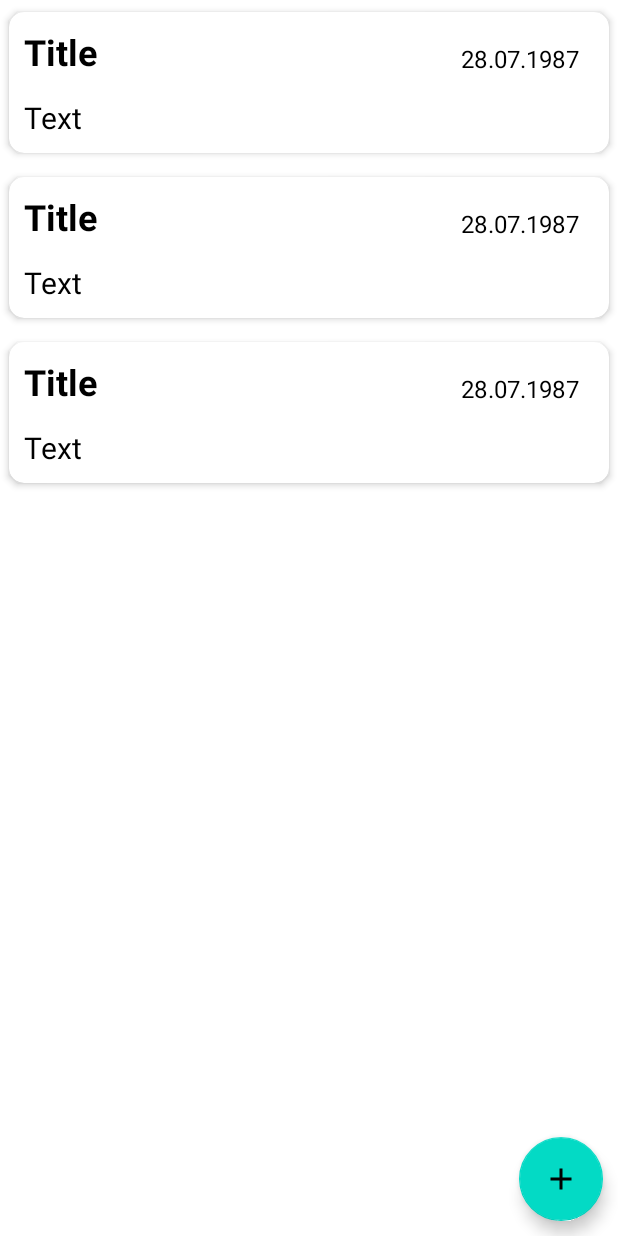
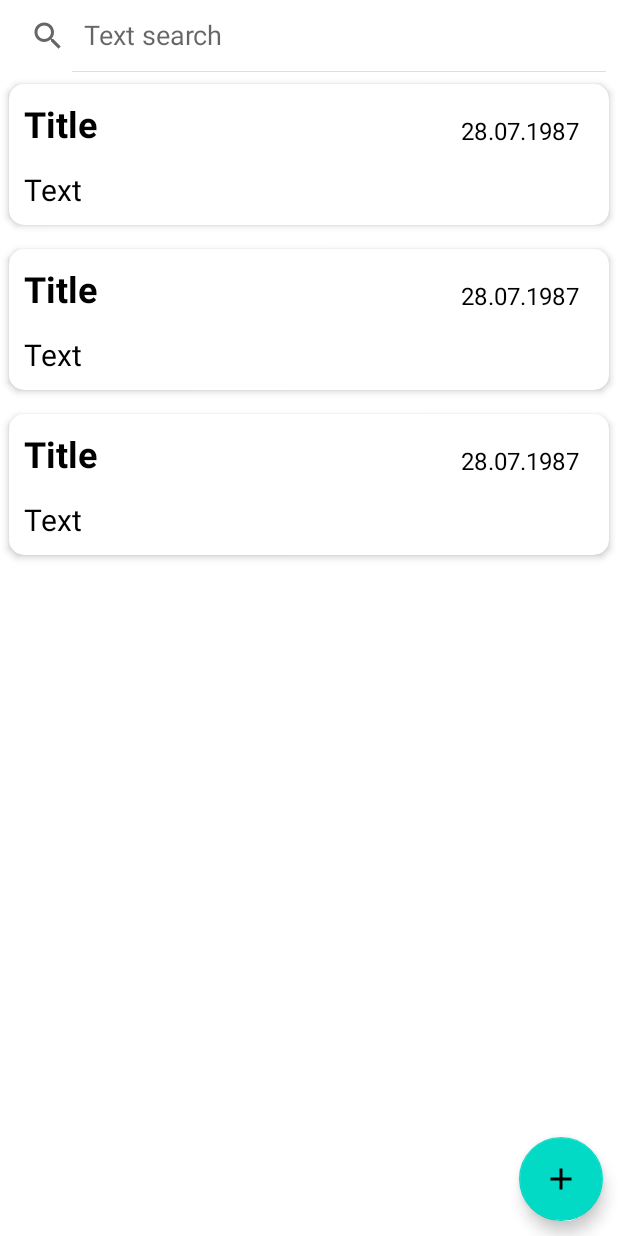
Before and after one commit to Mjko-1/Notes, an Android app: the layout fragment_note_list.xml on its own in the app's theme, with its tools: preview values and no code run, on a phone screen of 412 x 824 dp. Run offline under Robolectric (Android 15) with nearby library versions, the phone set to English and light mode, and no system bars.

Commit message:
Добаления поиска заметок по тексу

```diff
--- a/app/src/main/java/com/example/notes/ui/note/NoteDescriptionFragment.kt
+++ b/app/src/main/java/com/example/notes/ui/note/NoteDescriptionFragment.kt
@@ -8,13 +8,13 @@ import android.widget.Toast
 import androidx.fragment.app.Fragment
 import androidx.fragment.app.setFragmentResultListener
 import androidx.lifecycle.ViewModelProvider
-import com.example.notes.entities.NoteItem
 import com.example.notes.R
 import com.example.notes.conventions.ActionWithNoteFragment
 import com.example.notes.conventions.NoteEditor
 import com.example.notes.databinding.FragmentNoteDescriptionBinding
+import com.example.notes.entities.NoteItem
+import com.example.notes.model.NoteRepositoryImpl
 import com.example.notes.ui.dialogs.SaveConfirmationDialog
-import com.example.notes.model.NoteRepositoryImpl
 import com.example.notes.ui.opportunities.shareText
 import com.example.notes.ui.viewPager.NotesPagerActivity
 
--- a/app/src/main/res/layout/fragment_note_list.xml
+++ b/app/src/main/res/layout/fragment_note_list.xml
@@ -1,17 +1,27 @@
 <?xml version="1.0" encoding="utf-8"?>
-<layout>
+<layout xmlns:android="http://schemas.android.com/apk/res/android"
+    xmlns:app="http://schemas.android.com/apk/res-auto"
+    xmlns:tools="http://schemas.android.com/tools">
 
-    <androidx.constraintlayout.widget.ConstraintLayout xmlns:android="http://schemas.android.com/apk/res/android"
-        xmlns:app="http://schemas.android.com/apk/res-auto"
-        xmlns:tools="http://schemas.android.com/tools"
+    <androidx.constraintlayout.widget.ConstraintLayout
         android:layout_width="match_parent"
         android:layout_height="match_parent">
+
+        <SearchView
+            android:id="@+id/searchView"
+            android:layout_width="match_parent"
+            android:layout_height="wrap_content"
+            android:iconifiedByDefault="false"
+            android:queryHint="@string/search_hint"
+            app:layout_constraintStart_toStartOf="parent"
+            app:layout_constraintTop_toTopOf="parent" />
 
         <androidx.recyclerview.widget.RecyclerView
             android:id="@+id/list"
             android:layout_width="match_parent"
-            android:layout_height="match_parent"
+            android:layout_height="0dp"
             app:layoutManager="LinearLayoutManager"
+            app:layout_constraintTop_toBottomOf="@id/searchView"
             tools:listitem="@layout/note_item" />
 
         <com.google.android.material.floatingactionbutton.FloatingActionButton
--- a/app/src/main/res/values/strings.xml
+++ b/app/src/main/res/values/strings.xml
@@ -25,5 +25,6 @@
     <string name="empty_note_text">Note is empty</string>
     <string name="saving_successfully">Note saved</string>
     <string name="download">Download from firebase</string>
+    <string name="search_hint">Text search</string>
 
 </resources>
```
Also changed, not shown: app/src/main/java/com/example/notes/ui/list/NoteListFragment.kt (+29 -7 lines), app/src/main/java/com/example/notes/ui/list/NoteListViewModel.kt (+17 -0 lines), 1 other file.
